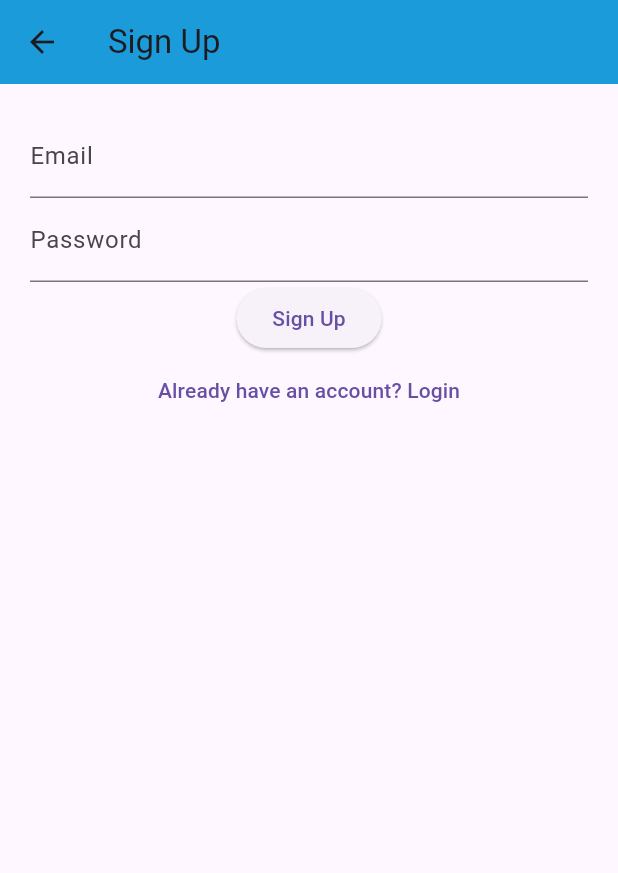
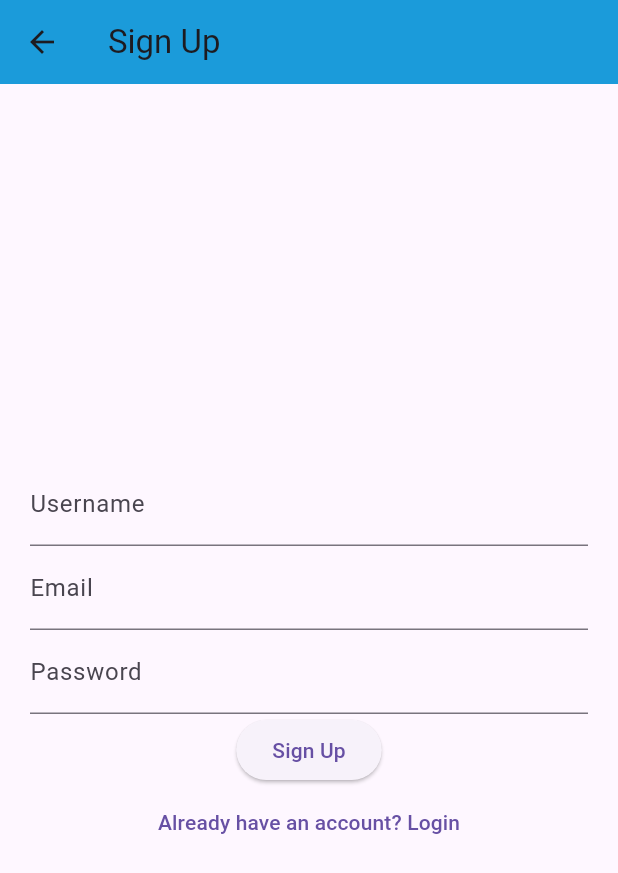
Before and after one commit to AteeqaYasmeen830/Signup, a Flutter app: the screen it shows after launch, after a tap on "Login", after a tap on "Don't have an account? Sign Up", on a phone screen of 412 x 824 dp. Shown: the top 873 px of the screen. Run offline on Flutter 3.47's test engine with Material 3 defaults, Android fonts, the phone set to English and light mode, and no system bars; our stand-ins replace cloud_firestore, firebase_auth, firebase_core, shared_preferences; accounts and stored records are empty.

Commit message:
Updated changes description

```diff
--- a/lib/Homepage.dart
+++ b/lib/Homepage.dart
@@ -1,10 +1,8 @@
-import 'package:flutter/cupertino.dart';
 import 'package:flutter/material.dart';
-
-
 
 class HomePage extends StatelessWidget {
   final String userEmail;
+
   const HomePage({required this.userEmail});
 
   @override
--- a/lib/Login.dart
+++ b/lib/Login.dart
@@ -1,6 +1,7 @@
+import 'package:firebase_auth/firebase_auth.dart';
+import 'package:shared_preferences/shared_preferences.dart';
 import 'package:flutter/material.dart';
-import 'package:firebase_auth/firebase_auth.dart';
-import 'HomePage.dart';
+import 'Homepage.dart';
 import 'SignUp.dart';
 
 class LoginPage extends StatefulWidget {
@@ -31,23 +32,40 @@ class _LoginPageState extends State<LoginPage> {
           password: password,
         );
 
-        Navigator.pushReplacement(
-          context,
-          MaterialPageRoute(
-            builder: (context) => HomePage(userEmail: userCredential.user?.email ?? 'Unknown User'),
-          ),
-        );
-      } on FirebaseAuthException catch (e) {
+        if (!userCredential.user!.emailVerified) {
+          await userCredential.user!.sendEmailVerification();
+          showDialog(
+            context: context,
+            builder: (_) => AlertDialog(
+              title: Text("Email Verification Required"),
+              content: Text("A verification email has been sent. Please verify your email."),
+              actions: [
+                TextButton(
+                  onPressed: () => Navigator.pop(context),
+                  child: Text("OK"),
+                ),
+              ],
+            ),
+          );
+        } else {
+          SharedPreferences prefs = await SharedPreferences.getInstance();
+          await prefs.setString("email", email);
+
+          Navigator.pushReplacement(
+            context,
+            MaterialPageRoute(
+              builder: (context) => HomePage(userEmail: email),
+            ),
+          );
+        }
+      } catch (e) {
         setState(() {
-          if (e.code == 'user-not-found') {
-            emailError = "No user found for this email.";
-          } else if (e.code == 'wrong-password') {
-            passwordError = "Incorrect password.";
-          }
+          emailError = "Login failed. Please check your credentials.";
         });
       }
     }
   }
+
 
   @override
   Widget build(BuildContext context) {
--- a/lib/SignUp.dart
+++ b/lib/SignUp.dart
@@ -1,6 +1,8 @@
+import 'package:cloud_firestore/cloud_firestore.dart';
+import 'package:shared_preferences/shared_preferences.dart';
 import 'package:firebase_auth/firebase_auth.dart';
 import 'package:flutter/material.dart';
-import 'HomePage.dart';
+import 'Homepage.dart';
 import 'Login.dart';
 
 class SignUpPage extends StatefulWidget {
@@ -11,41 +13,72 @@ class SignUpPage extends StatefulWidget {
 class _SignUpPageState extends State<SignUpPage> {
   final emailController = TextEditingController();
   final passwordController = TextEditingController();
+  final usernameController = TextEditingController();
 
   String? emailError;
   String? passwordError;
+  String? usernameError;
+
+  Future<bool> isUsernameUnique(String username) async {
+    QuerySnapshot result = await FirebaseFirestore.instance
+        .collection('users')
+        .where('username', isEqualTo: username)
+        .get();
+
+    return result.docs.isEmpty;
+  }
 
   Future<void> validateAndSignUp() async {
     String email = emailController.text.trim();
     String password = passwordController.text.trim();
+    String username = usernameController.text.trim();
 
     setState(() {
       emailError = email.isEmpty ? "Email is required." : null;
       passwordError = password.isEmpty ? "Password is required." : null;
+      usernameError = username.isEmpty ? "Username is required." : null;
     });
 
-    if (emailError == null && passwordError == null) {
+    if (emailError == null && passwordError == null && usernameError == null) {
+      bool usernameUnique = await isUsernameUnique(username);
+      if (!usernameUnique) {
+        setState(() {
+          usernameError = "Username is already taken.";
+        });
+        return;
+      }
+
       try {
         UserCredential userCredential = await FirebaseAuth.instance.createUserWithEmailAndPassword(
           email: email,
           password: password,
         );
 
+        await FirebaseFirestore.instance.collection('users').doc(userCredential.user!.uid).set({
+          'username': username,
+          'email': email,
+        });
+
+        await userCredential.user!.sendEmailVerification();
+
+        SharedPreferences prefs = await SharedPreferences.getInstance();
+        await prefs.setString("email", email);
+        await prefs.setString("username", username);
+
         Navigator.pushReplacement(
           context,
           MaterialPageRoute(
-            builder: (context) => HomePage(userEmail: userCredential.user?.email ?? ''),
+            builder: (context) => HomePage(userEmail: email),
           ),
         );
-      } on FirebaseAuthException catch (e) {
+      } catch (e) {
         setState(() {
-          if (e.code == 'email-already-in-use') {
-            emailError = "Email is already in use.";
-          }
+          emailError = "Signup failed. Please try again.";
         });
       }
     }
   }
+
 
   @override
   Widget build(BuildContext context) {
@@ -57,7 +90,15 @@ class _SignUpPageState extends State<SignUpPage> {
       body: Padding(
         padding: const EdgeInsets.all(20.0),
         child: Column(
+          mainAxisAlignment: MainAxisAlignment.center,
           children: [
+            TextField(
+              controller: usernameController,
+              decoration: InputDecoration(
+                labelText: 'Username',
+                errorText: usernameError,
+              ),
+            ),
             TextField(
               controller: emailController,
               decoration: InputDecoration(
--- a/lib/main.dart
+++ b/lib/main.dart
@@ -1,6 +1,7 @@
 import 'package:firebase_core/firebase_core.dart';
 import 'package:flutter/material.dart';
 import 'Login.dart';
+
 
 void main() async {
   WidgetsFlutterBinding.ensureInitialized();
```
Also changed, not shown: pubspec.yaml (+4 -3 lines), pubspec.lock, 2 other files.
